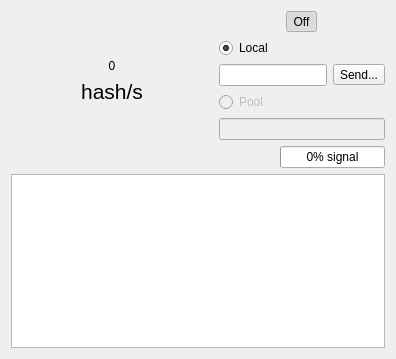
Before: the Qt Designer form alethone/AlethOne.ui in ethereum/alethzero, drawn with Qt 5.
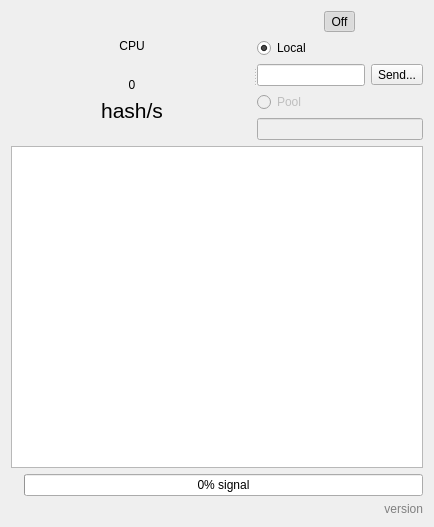
After: the same form once the commit is applied. Custom widgets are drawn as their Qt base class.

Patch:
```diff
--- a/alethone/AlethOne.ui
+++ b/alethone/AlethOne.ui
@@ -6,8 +6,8 @@
    <rect>
     <x>0</x>
     <y>0</y>
-    <width>396</width>
-    <height>359</height>
+    <width>434</width>
+    <height>527</height>
    </rect>
   </property>
   <property name="windowTitle">
@@ -15,8 +15,10 @@
   </property>
   <layout class="QVBoxLayout" name="verticalLayout_3">
    <item>
-    <layout class="QHBoxLayout" name="horizontalLayout_2">
-     <item>
+    <widget class="QSplitter" name="splitter">
+     <property name="orientation">
+      <enum>Qt::Horizontal</enum>
+     </property>
       <widget class="QStackedWidget" name="stack">
        <property name="sizePolicy">
         <sizepolicy hsizetype="Preferred" vsizetype="Preferred">
@@ -36,6 +38,16 @@
        </widget>
        <widget class="QWidget" name="hashratePage">
         <layout class="QVBoxLayout" name="verticalLayout_5">
+        <item>
+         <widget class="QLabel" name="overHashrate">
+          <property name="text">
+           <string>CPU</string>
+          </property>
+          <property name="alignment">
+           <set>Qt::AlignBottom|Qt::AlignHCenter</set>
+          </property>
+         </widget>
+        </item>
          <item>
           <widget class="QLabel" name="hashrate">
            <property name="styleSheet">
@@ -68,8 +80,7 @@
         </layout>
        </widget>
       </widget>
-     </item>
-     <item>
+     <widget class="QWidget" name="layoutWidget">
       <layout class="QVBoxLayout" name="verticalLayout_2" stretch="1,1,1,1,1">
        <item>
         <layout class="QHBoxLayout" name="mine">
@@ -140,11 +151,18 @@
         </widget>
        </item>
       </layout>
-     </item>
-    </layout>
+     </widget>
+    </widget>
+   </item>
+   <item>
+    <widget class="QPlainTextEdit" name="log">
+     <property name="readOnly">
+      <bool>true</bool>
+     </property>
+    </widget>
    </item>
    <item>
-    <layout class="QHBoxLayout" name="horizontalLayout_3" stretch="5,0">
+    <layout class="QHBoxLayout" name="horizontalLayout_3" stretch="0,0">
      <item>
       <widget class="QLabel" name="balance">
        <property name="text">
@@ -174,7 +192,18 @@
     </layout>
    </item>
    <item>
-    <widget class="QTextBrowser" name="log"/>
+    <widget class="QLabel" name="version">
+     <property name="styleSheet">
+      <string notr="true">color: rgb(128, 128, 128);
+font-size: 9pt</string>
+     </property>
+     <property name="text">
+      <string>version</string>
+     </property>
+     <property name="alignment">
+      <set>Qt::AlignRight|Qt::AlignTrailing|Qt::AlignVCenter</set>
+     </property>
+    </widget>
    </item>
   </layout>
  </widget>
```
Left out of the diff: 51 changed lines with no effect on the pictures. Lines whose indentation alone changed are shown as unchanged.
